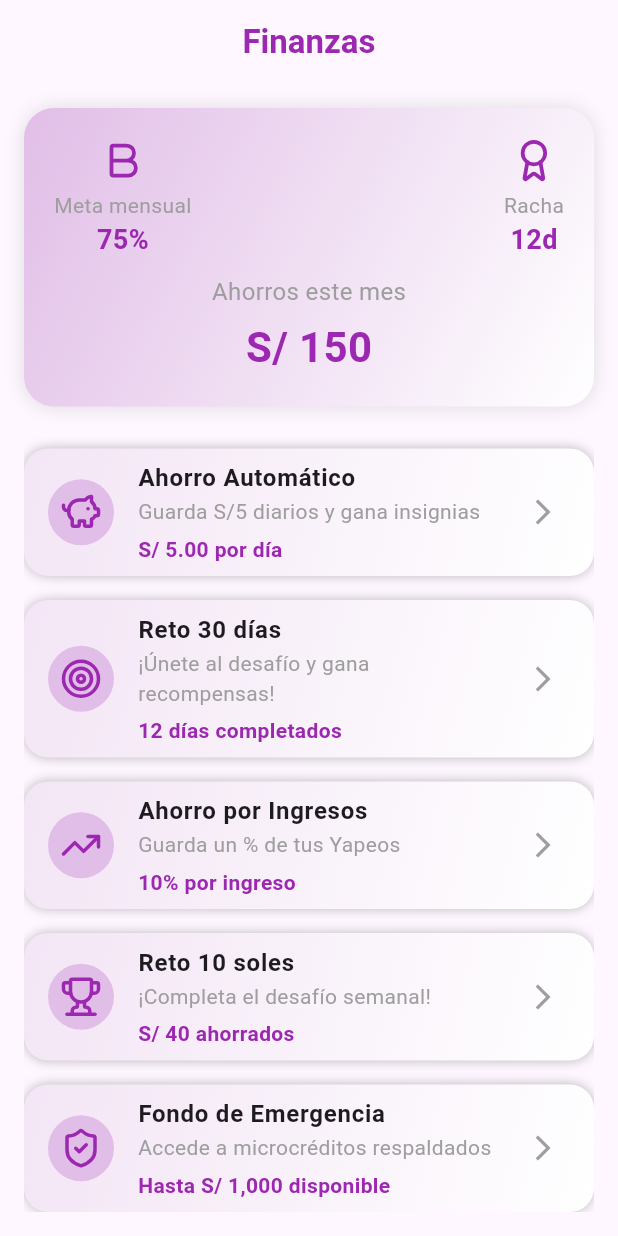
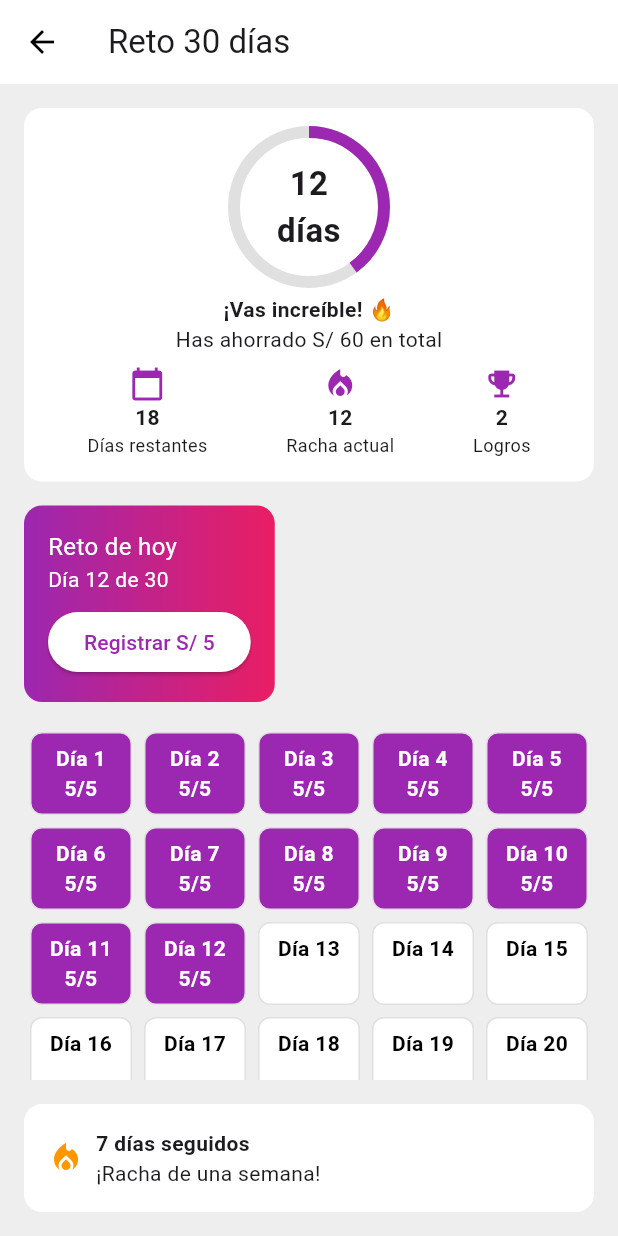
Before and after one commit to HackathonBCP/bcp_frontend, a Flutter app: the screen it shows after launch, on a phone screen of 412 x 824 dp. Run offline on Flutter 3.47's test engine with Material 3 defaults, Android fonts, the phone set to English and light mode, and no system bars; our stand-ins replace lucide_icons.

Commit message:
feat: Add challenge screen

```diff
--- a/lib/main.dart
+++ b/lib/main.dart
@@ -1,5 +1,6 @@
 import 'package:bcp_frontend/src/automate_save/presentation/screens/automate_save_settings_screen.dart';
 import 'package:bcp_frontend/src/automate_save/presentation/screens/automate_save_view_screen.dart';
+import 'package:bcp_frontend/src/challengue/presentation/screens/challenge_screen.dart';
 import 'package:bcp_frontend/src/home/presentation/screens/finance_dashboard_screen.dart';
 import 'package:bcp_frontend/src/home/presentation/screens/finance_section.dart';
 import 'package:flutter/material.dart';
@@ -13,9 +14,9 @@ class MainApp extends StatelessWidget {
 
   @override
   Widget build(BuildContext context) {
-    return MaterialApp(
+    return const MaterialApp(
       title: 'BCP',
-      home: FinanceDashboardScreen(),
+      home: ChallengeScreen(),
     );
   }
 }
--- /dev/null
+++ b/lib/src/challengue/presentation/screens/challenge_screen.dart
@@ -0,0 +1,176 @@
+import 'package:flutter/material.dart';
+
+class ChallengeScreen extends StatelessWidget {
+  const ChallengeScreen({super.key});
+
+  @override
+  Widget build(BuildContext context) {
+    return Scaffold(
+      backgroundColor: Colors.grey[200],
+      appBar: AppBar(
+        title: const Text("Reto 30 días"),
+        backgroundColor: Colors.white,
+        elevation: 0,
+        leading: IconButton(
+          icon: const Icon(Icons.arrow_back, color: Colors.black),
+          onPressed: () {},
+        ),
+      ),
+      body: Padding(
+        padding: const EdgeInsets.all(16.0),
+        child: Column(
+          crossAxisAlignment: CrossAxisAlignment.start,
+          children: [
+            _buildProgressCard(),
+            const SizedBox(height: 16),
+            _buildTodayChallenge(),
+            const SizedBox(height: 16),
+            _buildProgressGrid(),
+            const SizedBox(height: 16),
+            _buildRewards(),
+          ],
+        ),
+      ),
+    );
+  }
+
+  Widget _buildProgressCard() {
+    return Container(
+      padding: const EdgeInsets.all(16),
+      decoration: BoxDecoration(
+        color: Colors.white,
+        borderRadius: BorderRadius.circular(12),
+      ),
+      child: Column(
+        children: [
+          SizedBox(
+            width: 100,
+            height: 100,
+            child: Stack(
+              fit: StackFit.expand,
+              children: [
+                CircularProgressIndicator(
+                  value: 12 / 30,
+                  strokeWidth: 8,
+                  backgroundColor: Colors.grey[300],
+                  valueColor: const AlwaysStoppedAnimation(Colors.purple),
+                ),
+                const Center(
+                  child: Text(
+                    "12\ndías",
+                    textAlign: TextAlign.center,
+                    style: TextStyle(fontSize: 22, fontWeight: FontWeight.bold),
+                  ),
+                ),
+              ],
+            ),
+          ),
+          const SizedBox(height: 8),
+          const Text("¡Vas increíble! 🔥",
+              style: TextStyle(fontWeight: FontWeight.bold)),
+          const Text("Has ahorrado S/ 60 en total"),
+          const SizedBox(height: 8),
+          Row(
+            mainAxisAlignment: MainAxisAlignment.spaceAround,
+            children: [
+              _infoItem(Icons.calendar_today, "18", "Días restantes"),
+              _infoItem(Icons.local_fire_department, "12", "Racha actual"),
+              _infoItem(Icons.emoji_events, "2", "Logros"),
+            ],
+          )
+        ],
+      ),
+    );
+  }
+
+  Widget _infoItem(IconData icon, String value, String label) {
+    return Column(
+      children: [
+        Icon(icon, color: Colors.purple),
+        Text(value, style: const TextStyle(fontWeight: FontWeight.bold)),
+        Text(label, style: const TextStyle(fontSize: 12)),
+      ],
+    );
+  }
+
+  Widget _buildTodayChallenge() {
+    return Container(
+      padding: const EdgeInsets.all(16),
+      decoration: BoxDecoration(
+        gradient: const LinearGradient(colors: [Colors.purple, Colors.pink]),
+        borderRadius: BorderRadius.circular(12),
+      ),
+      child: Column(
+        crossAxisAlignment: CrossAxisAlignment.start,
+        children: [
+          const Text("Reto de hoy",
+              style: TextStyle(color: Colors.white, fontSize: 16)),
+          const Text("Día 12 de 30", style: TextStyle(color: Colors.white)),
+          const SizedBox(height: 8),
+          ElevatedButton(
+            onPressed: () {},
+            style: ElevatedButton.styleFrom(backgroundColor: Colors.white),
+            child: const Text("Registrar S/ 5",
+                style: TextStyle(color: Colors.purple)),
+          )
+        ],
+      ),
+    );
+  }
+
+  Widget _buildProgressGrid() {
+    return Expanded(
+      child: GridView.builder(
+        gridDelegate: const SliverGridDelegateWithFixedCrossAxisCount(
+          crossAxisCount: 5,
+          childAspectRatio: 1.2,
+        ),
+        itemCount: 30,
+        itemBuilder: (context, index) {
+          return Container(
+            margin: const EdgeInsets.all(4),
+            decoration: BoxDecoration(
+              color: index < 12 ? Colors.purple : Colors.white,
+              borderRadius: BorderRadius.circular(8),
+              border: Border.all(color: Colors.grey.shade300),
+            ),
+            child: Center(
+              child: Text(
+                "Día ${index + 1}\n${index < 12 ? '5/5' : ''}",
+                textAlign: TextAlign.center,
+                style: TextStyle(
+                  color: index < 12 ? Colors.white : Colors.black,
+                  fontWeight: FontWeight.bold,
+                ),
+              ),
+            ),
+          );
+        },
+      ),
+    );
+  }
+
+  Widget _buildRewards() {
+    return Container(
+      padding: const EdgeInsets.all(16),
+      decoration: BoxDecoration(
+        color: Colors.white,
+        borderRadius: BorderRadius.circular(12),
+      ),
+      child: const Row(
+        children: [
+          Icon(Icons.local_fire_department, color: Colors.orange),
+          SizedBox(width: 8),
+          Column(
+            crossAxisAlignment: CrossAxisAlignment.start,
+            children: [
+              Text("7 días seguidos",
+                  style: TextStyle(fontWeight: FontWeight.bold)),
+              Text("¡Racha de una semana!"),
+            ],
+          )
+        ],
+      ),
+    );
+  }
+}
```
